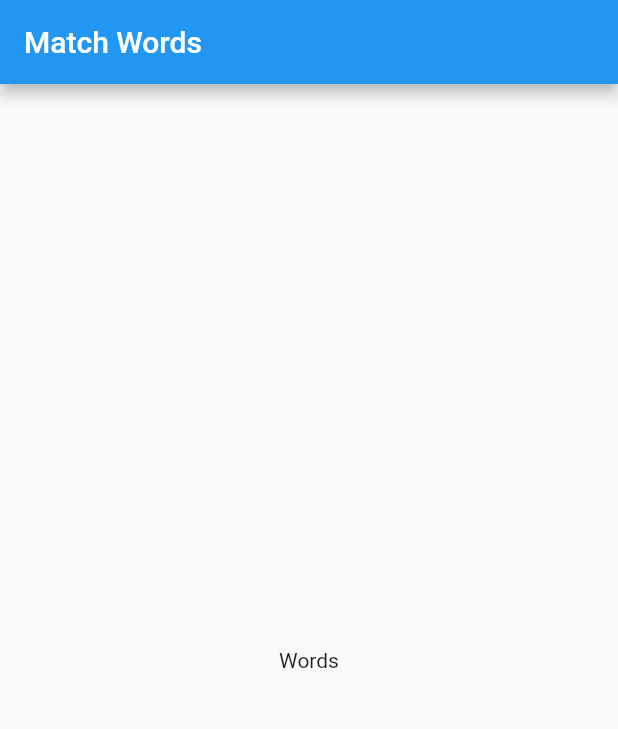
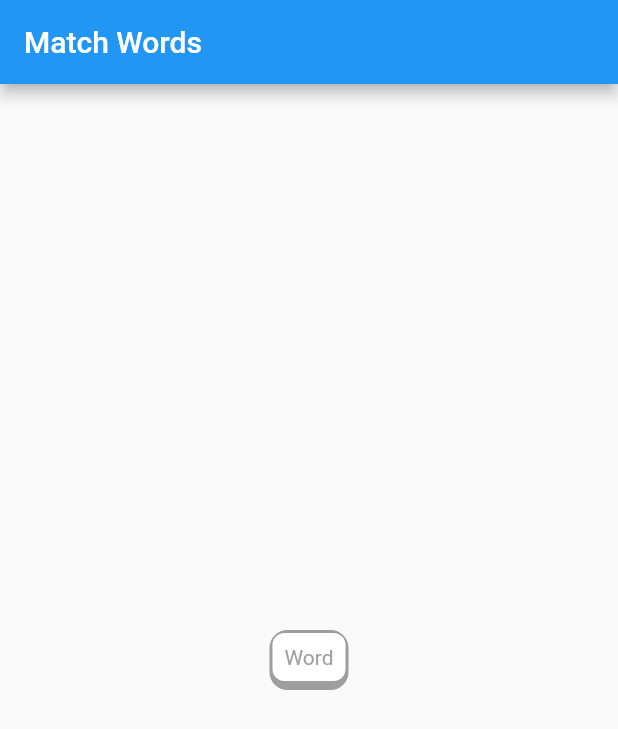
Before and after one commit to obumnwabude/matchword, a Flutter app: the screen it shows after launch, on a phone screen of 412 x 824 dp. Shown: the top 729 px of the screen. Run offline on Flutter 3.47's test engine with Material 2 defaults, Android fonts, the phone set to English and light mode, and no system bars.

Commit message:
feat: implement UI for viewing a matchable word

```diff
--- a/lib/home_screen.dart
+++ b/lib/home_screen.dart
@@ -1,4 +1,6 @@
 import 'package:flutter/material.dart';
+
+import 'word_view.dart';
 
 class HomeScreen extends StatefulWidget {
   const HomeScreen({Key? key}) : super(key: key);
@@ -8,11 +10,23 @@ class HomeScreen extends StatefulWidget {
 }
 
 class _HomeScreenState extends State<HomeScreen> {
+  WordViewState wVState = WordViewState.inactive;
+
   @override
   Widget build(BuildContext context) {
     return Scaffold(
       appBar: AppBar(title: const Text('Match Words')),
-      body: const Center(child: Text('Words')),
+      body: Center(
+        child: WordView(
+          onTap: () {
+            setState(() {
+              wVState = (WordViewState.values.toList()..shuffle()).first;
+            });
+          },
+          state: wVState,
+          word: 'Word',
+        ),
+      ),
     );
   }
 }
--- /dev/null
+++ b/lib/word_view.dart
@@ -0,0 +1,65 @@
+import 'package:flutter/material.dart';
+
+enum WordViewState { inactive, selected, correct, incorrect }
+
+class WordView extends StatelessWidget {
+  final String word;
+  final WordViewState state;
+  final VoidCallback onTap;
+
+  const WordView({
+    super.key,
+    required this.word,
+    required this.state,
+    required this.onTap,
+  });
+
+  @override
+  Widget build(BuildContext context) {
+    final color = _colorForState(state);
+
+    return AnimatedContainer(
+      decoration: BoxDecoration(
+        color: color,
+        borderRadius: BorderRadius.circular(12),
+      ),
+      duration: const Duration(milliseconds: 300),
+      child: Container(
+        margin: const EdgeInsets.fromLTRB(2, 2, 2, 6),
+        decoration: BoxDecoration(
+          color: Colors.white,
+          borderRadius: BorderRadius.circular(8),
+        ),
+        child: Material(
+          color: Colors.transparent,
+          child: InkWell(
+            borderRadius: BorderRadius.circular(8),
+            splashColor: color,
+            onTap: onTap,
+            child: Padding(
+              padding: const EdgeInsets.all(8),
+              child: Text(
+                word,
+                style: TextStyle(color: color),
+                textAlign: TextAlign.center,
+              ),
+            ),
+          ),
+        ),
+      ),
+    );
+  }
+
+  Color _colorForState(WordViewState state) {
+    switch (state) {
+      case WordViewState.inactive:
+        return Colors.grey;
+      case WordViewState.selected:
+        return Colors.blue;
+      case WordViewState.correct:
+        return Colors.green;
+      case WordViewState.incorrect:
+        return Colors.red;
+    }
+  }
+}
```
